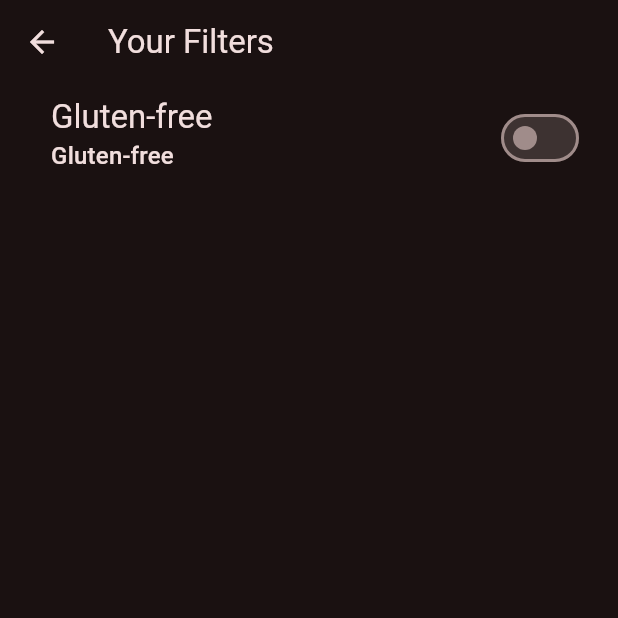
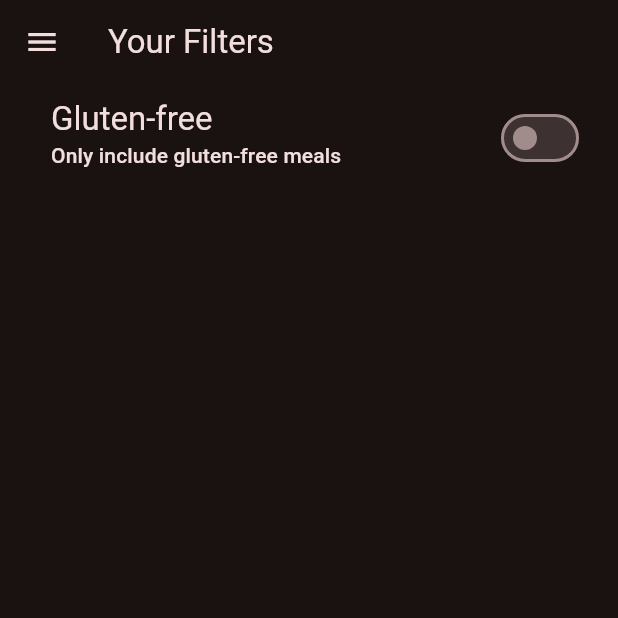
Before and after one commit to JoaoVitorLima242/meals_app_flutter, a Flutter app: the FiltersScreen screen opened directly, on a phone screen of 412 x 824 dp, the top half of it. Run offline on Flutter 3.47's test engine with Material 2 defaults, Android fonts, the phone set to English and light mode, and no system bars; our stand-ins replace transparent_image.

```diff
--- a/lib/features/filters/filters_screen.dart
+++ b/lib/features/filters/filters_screen.dart
@@ -1,4 +1,5 @@
 import 'package:flutter/material.dart';
+import 'package:meals_app/features/tab_bar/widgets/main_drawer.dart';
 
 class FiltersScreen extends StatefulWidget {
   const FiltersScreen({super.key});
@@ -18,6 +19,7 @@ class _FiltersScreen extends State<FiltersScreen> {
       appBar: AppBar(
         title: const Text('Your Filters'),
       ),
+      drawer: const MainDrawer(currentPage: DrawerRoutes.filters),
       body: Column(children: [
         SwitchListTile(
             value: _gluttenFreeFilterSet,
@@ -34,8 +36,8 @@ class _FiltersScreen extends State<FiltersScreen> {
                   ),
             ),
             subtitle: Text(
-              'Gluten-free',
-              style: Theme.of(context).textTheme.titleMedium!.copyWith(
+              'Only include gluten-free meals',
+              style: Theme.of(context).textTheme.titleSmall!.copyWith(
                     color: Theme.of(context).colorScheme.onBackground,
                   ),
             ),
```
Also changed, not shown: lib/features/tab_bar/tab_bar_screen.dart (+2 -12 lines), lib/features/tab_bar/widgets/drawer_list_item.dart (+6 -5 lines), lib/features/tab_bar/widgets/main_drawer.dart (+27 -5 lines).
